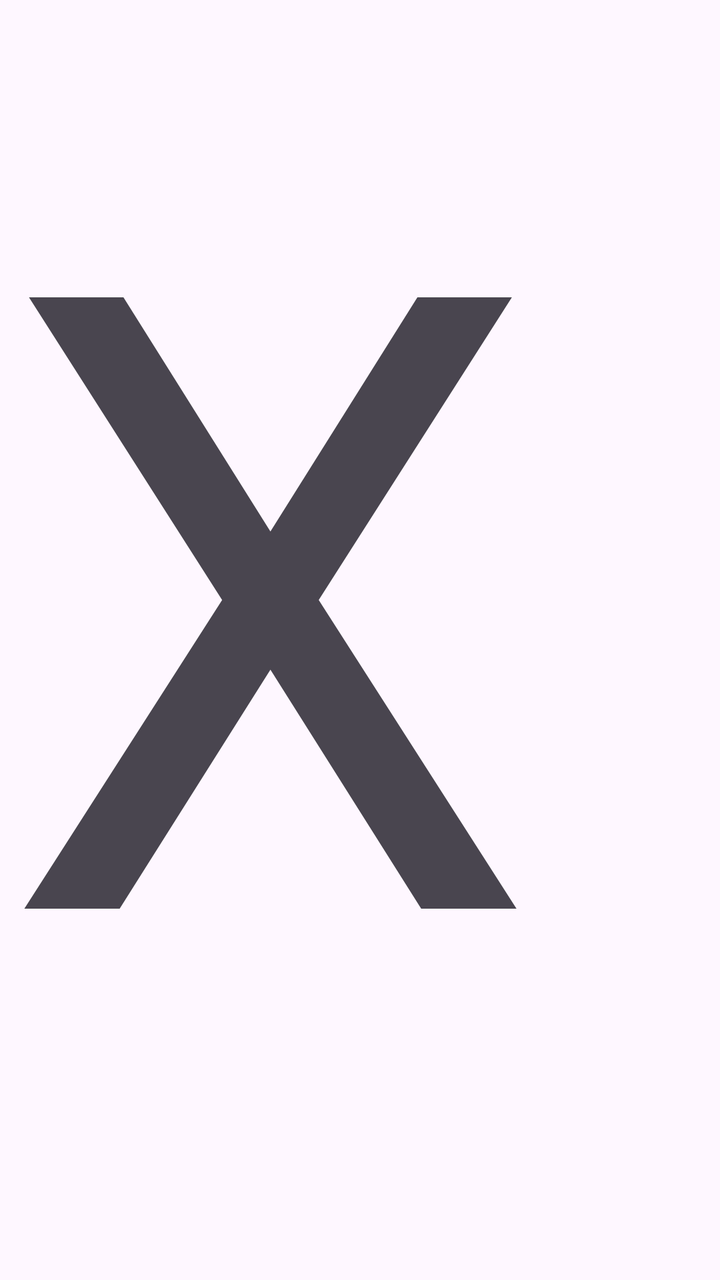
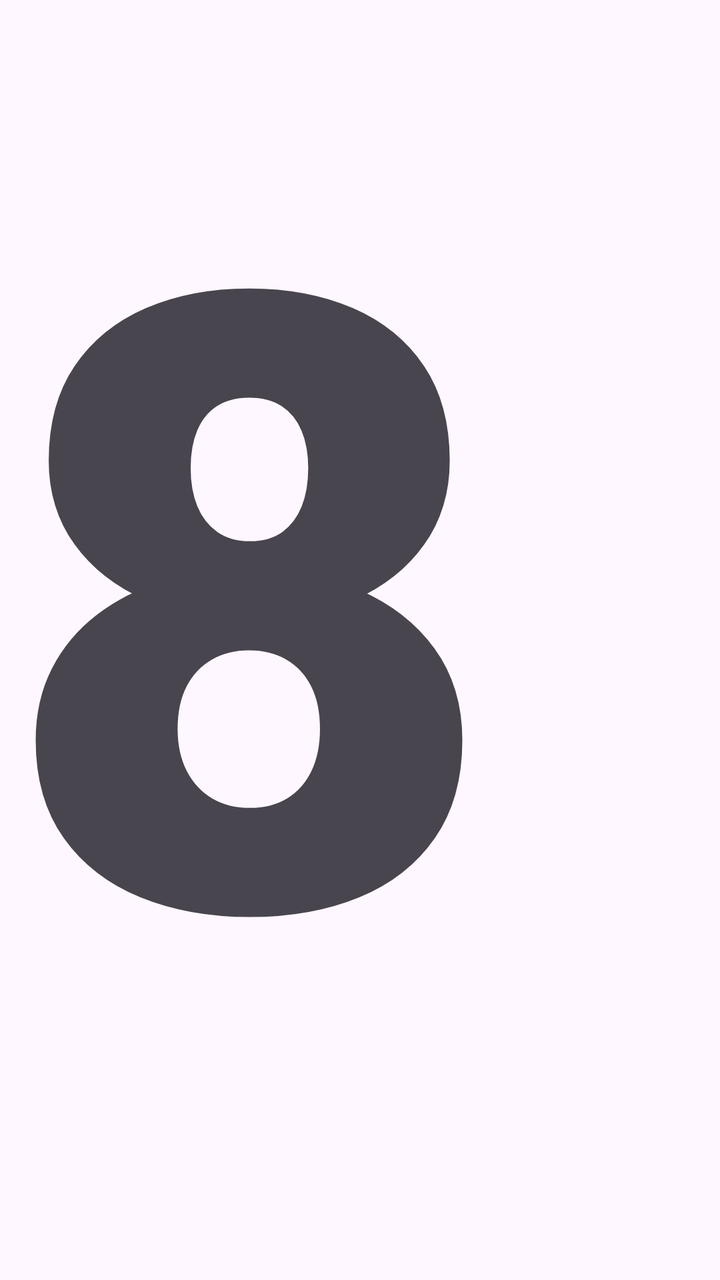

Compare the two renders of this Android layout. The source of the first and the diff that turns it into the second are given below.
<!-- AndroidManifest.xml: application theme Theme.Xama10 -->
<!-- res/layout/activity_main.xml -->
<?xml version="1.0" encoding="utf-8"?>
<androidx.constraintlayout.widget.ConstraintLayout xmlns:android="http://schemas.android.com/apk/res/android"
    xmlns:app="http://schemas.android.com/apk/res-auto"
    xmlns:tools="http://schemas.android.com/tools"
    android:id="@+id/main"
    android:layout_width="match_parent"
    android:layout_height="match_parent"
    tools:context=".MainActivity">

    <TextView
        android:id="@+id/textView1"
        android:layout_width="wrap_content"
        android:layout_height="wrap_content"
        android:text="Xama!"
        android:textSize="430sp"
        app:layout_constraintBottom_toBottomOf="parent"
        app:layout_constraintEnd_toEndOf="parent"
        app:layout_constraintStart_toStartOf="parent"
        app:layout_constraintTop_toTopOf="parent" />

</androidx.constraintlayout.widget.ConstraintLayout>
<!-- resources referenced by this layout -->
<resources>
  <style name="Theme.Xama10" parent="Base.Theme.Xama10" />
  <style name="Base.Theme.Xama10" parent="Theme.Material3.DayNight.NoActionBar">
          
          
      </style>
</resources>

<!-- the commit's change to res/layout/activity_main.xml (unified diff, before → after) -->
@@ -11,7 +11,8 @@
         android:id="@+id/textView1"
         android:layout_width="wrap_content"
         android:layout_height="wrap_content"
-        android:text="Xama!"
+        android:text="80"
+        android:fontFamily="sans-serif-black"
         android:textSize="430sp"
         app:layout_constraintBottom_toBottomOf="parent"
         app:layout_constraintEnd_toEndOf="parent"
